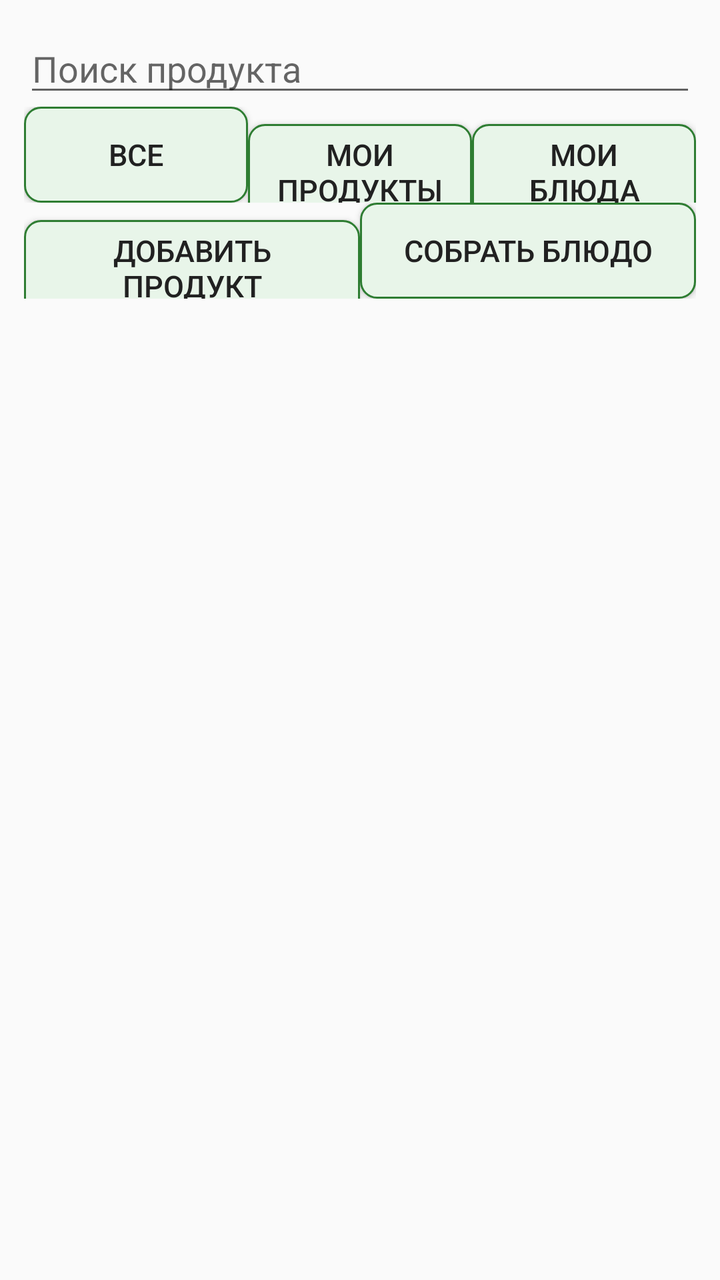
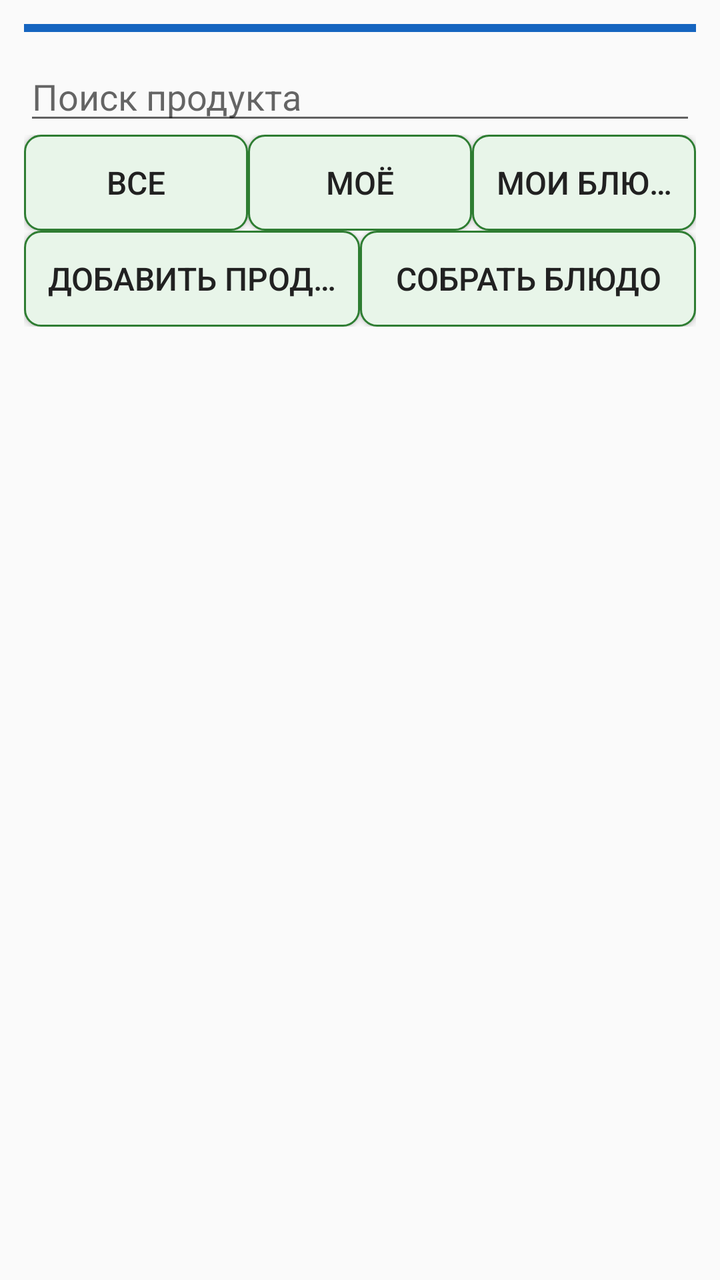

Two renders of the same Android screen: before a commit and after it. Below are the layout's source before the change and the commit's diff.
<!-- AndroidManifest.xml: application theme AppTheme.Light -->
<!-- res/layout/fragment_products.xml -->
<?xml version="1.0" encoding="utf-8"?>
<LinearLayout xmlns:android="http://schemas.android.com/apk/res/android"
    android:layout_width="match_parent"
    android:layout_height="match_parent"
    android:orientation="vertical"
    android:padding="12dp">

    <EditText
        android:id="@+id/searchInput"
        android:layout_width="match_parent"
        android:layout_height="wrap_content"
        android:hint="@string/search" />

    <LinearLayout
        android:layout_width="match_parent"
        android:layout_height="wrap_content"
        android:orientation="horizontal">

        <Button style="@style/AppButton"
            android:id="@+id/filterAll"
            android:layout_width="0dp"
            android:layout_weight="1"
            android:layout_height="wrap_content"
            android:minWidth="0dp"
            android:text="@string/all" />

        <Button style="@style/AppButton"
            android:id="@+id/filterMine"
            android:layout_width="0dp"
            android:layout_weight="1"
            android:layout_height="wrap_content"
            android:minWidth="0dp"
            android:text="@string/my_products" />

        <Button style="@style/AppButton"
            android:id="@+id/filterDishes"
            android:layout_width="0dp"
            android:layout_weight="1"
            android:layout_height="wrap_content"
            android:minWidth="0dp"
            android:text="@string/my_dishes" />
    </LinearLayout>

    <LinearLayout
        android:layout_width="match_parent"
        android:layout_height="wrap_content"
        android:orientation="horizontal">

        <Button style="@style/AppButton"
            android:id="@+id/addProductButton"
            android:layout_width="0dp"
            android:layout_weight="1"
            android:layout_height="wrap_content"
            android:minWidth="0dp"
            android:text="@string/add_product" />

        <Button style="@style/AppButton"
            android:id="@+id/addDishButton"
            android:layout_width="0dp"
            android:layout_weight="1"
            android:layout_height="wrap_content"
            android:minWidth="0dp"
            android:text="@string/build_dish" />
    </LinearLayout>

    <ListView
        android:id="@+id/productList"
        android:layout_width="match_parent"
        android:layout_height="0dp"
        android:layout_weight="1" />

</LinearLayout>
<!-- resources referenced by this layout -->
<resources>
  <string name="add_product">Добавить продукт</string>
  <string name="all">Все</string>
  <string name="build_dish">Собрать блюдо</string>
  <string name="my_dishes">Мои блюда</string>
  <string name="my_products">Мои продукты</string>
  <string name="search">Поиск продукта</string>
  <style name="AppButton" parent="@android:style/Widget.Material.Button">
          <item name="android:background">?attr/buttonBg</item>
          <item name="android:textColor">?android:attr/textColorPrimary</item>
          <item name="android:minHeight">48dp</item>
          <item name="android:textSize">15sp</item>
          <item name="android:paddingStart">12dp</item>
          <item name="android:paddingEnd">12dp</item>
      </style>
  <style name="AppTheme.Light" parent="@android:style/Theme.Material.Light">
          <item name="android:windowBackground">@color/light_bg</item>
          <item name="android:textColorPrimary">@color/light_text</item>
          <item name="android:textColorSecondary">@color/light_secondary</item>
          <item name="android:colorAccent">@color/accent_light</item>
          <item name="buttonBg">@drawable/button_selector_light</item>
          <item name="progressTrack">@color/track_light</item>
          <item name="progressKcal">@color/kcal_color</item>
          <item name="progressProtein">@color/protein_color</item>
          <item name="progressFat">@color/fat_color</item>
          <item name="progressCarbs">@color/carbs_color</item>
          <item name="recentDishText">@color/recent_dish</item>
          <item name="meal0">@color/meal0</item>
          <item name="meal1">@color/meal1</item>
          <item name="meal2">@color/meal2</item>
          <item name="meal3">@color/meal3</item>
      </style>
  <color name="light_bg">#FAFAFA</color>
  <color name="light_text">#212121</color>
  <color name="light_secondary">#616161</color>
  <color name="accent_light">#2E7D32</color>
  <!-- drawable button_selector_light (drawable) -->
  <?xml version="1.0" encoding="utf-8"?>
  <selector xmlns:android="http://schemas.android.com/apk/res/android">
      <item android:state_pressed="true">
          <shape android:shape="rectangle">
              <solid android:color="#C8E6C9" />
              <stroke android:width="1dp" android:color="#2E7D32" />
              <corners android:radius="8dp" />
          </shape>
      </item>
      <item>
          <shape android:shape="rectangle">
              <solid android:color="#E8F5E9" />
              <stroke android:width="1dp" android:color="#2E7D32" />
              <corners android:radius="8dp" />
          </shape>
      </item>
  </selector>
  <color name="track_light">#E0E0E0</color>
  <color name="kcal_color">#EF6C00</color>
  <color name="protein_color">#1976D2</color>
  <color name="fat_color">#C2185B</color>
  <color name="carbs_color">#7B1FA2</color>
  <color name="recent_dish">@color/recent_dish_light</color>
  <color name="meal0">@color/meal0_light</color>
  <color name="meal1">@color/meal1_light</color>
  <color name="meal2">@color/meal2_light</color>
  <color name="meal3">@color/meal3_light</color>
  <color name="recent_dish_light">#0288D1</color>
  <color name="meal0_light">#FFB74D</color>
  <color name="meal1_light">#81C784</color>
  <color name="meal2_light">#9575CD</color>
  <color name="meal3_light">#4FC3F7</color>
</resources>

<!-- the commit's change to res/layout/fragment_products.xml (unified diff, before → after) -->
@@ -4,6 +4,12 @@
     android:layout_height="match_parent"
     android:orientation="vertical"
     android:padding="12dp">
+
+    <View
+        android:layout_width="match_parent"
+        android:layout_height="4dp"
+        android:layout_marginBottom="10dp"
+        android:background="?attr/blockProducts" />
 
     <EditText
         android:id="@+id/searchInput"
@@ -30,7 +36,7 @@
             android:layout_weight="1"
             android:layout_height="wrap_content"
             android:minWidth="0dp"
-            android:text="@string/my_products" />
+            android:text="@string/filter_mine_short" />
 
         <Button style="@style/AppButton"
             android:id="@+id/filterDishes"
<!-- resource entries referenced after the edit -->
@@ -3,16 +3,18 @@
   <string name="add_product">Добавить продукт</string>
   <string name="all">Все</string>
   <string name="build_dish">Собрать блюдо</string>
+  <string name="filter_mine_short">Моё</string>
   <string name="my_dishes">Мои блюда</string>
-  <string name="my_products">Мои продукты</string>
   <string name="search">Поиск продукта</string>
   <style name="AppButton" parent="@android:style/Widget.Material.Button">
           <item name="android:background">?attr/buttonBg</item>
           <item name="android:textColor">?android:attr/textColorPrimary</item>
           <item name="android:minHeight">48dp</item>
-          <item name="android:textSize">15sp</item>
-          <item name="android:paddingStart">12dp</item>
-          <item name="android:paddingEnd">12dp</item>
+          <item name="android:textSize">16sp</item>
+          <item name="android:paddingStart">8dp</item>
+          <item name="android:paddingEnd">8dp</item>
+          <item name="android:singleLine">true</item>
+          <item name="android:ellipsize">end</item>
       </style>
   <style name="AppTheme.Light" parent="@android:style/Theme.Material.Light">
           <item name="android:windowBackground">@color/light_bg</item>
@@ -30,6 +32,9 @@
           <item name="meal1">@color/meal1</item>
           <item name="meal2">@color/meal2</item>
           <item name="meal3">@color/meal3</item>
+          <item name="blockDay">@color/block_day</item>
+          <item name="blockProducts">@color/block_products</item>
+          <item name="blockProfile">@color/block_profile</item>
       </style>
   <color name="light_bg">#FAFAFA</color>
   <color name="light_text">#212121</color>
@@ -63,10 +68,16 @@
   <color name="meal1">@color/meal1_light</color>
   <color name="meal2">@color/meal2_light</color>
   <color name="meal3">@color/meal3_light</color>
+  <color name="block_day">@color/block_day_light</color>
+  <color name="block_products">@color/block_products_light</color>
+  <color name="block_profile">@color/block_profile_light</color>
   <color name="recent_dish_light">#0288D1</color>
   <color name="meal0_light">#FFB74D</color>
   <color name="meal1_light">#81C784</color>
   <color name="meal2_light">#9575CD</color>
   <color name="meal3_light">#4FC3F7</color>
+  <color name="block_day_light">#2E7D32</color>
+  <color name="block_products_light">#1565C0</color>
+  <color name="block_profile_light">#6A1B9A</color>
 </resources>
 
